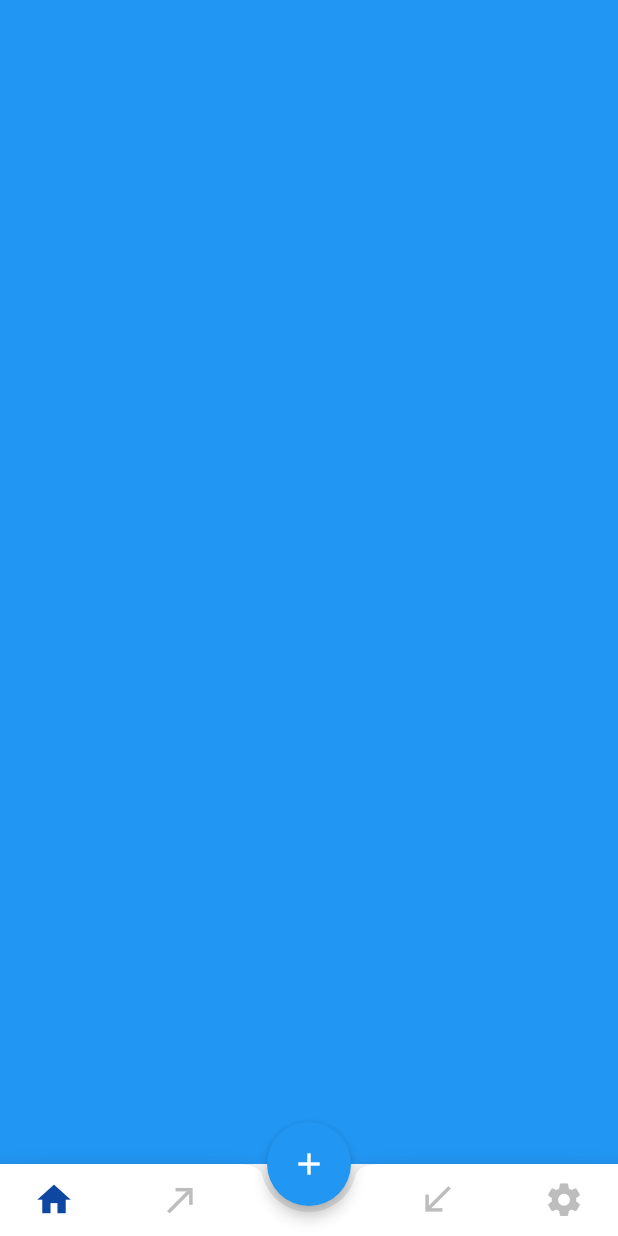
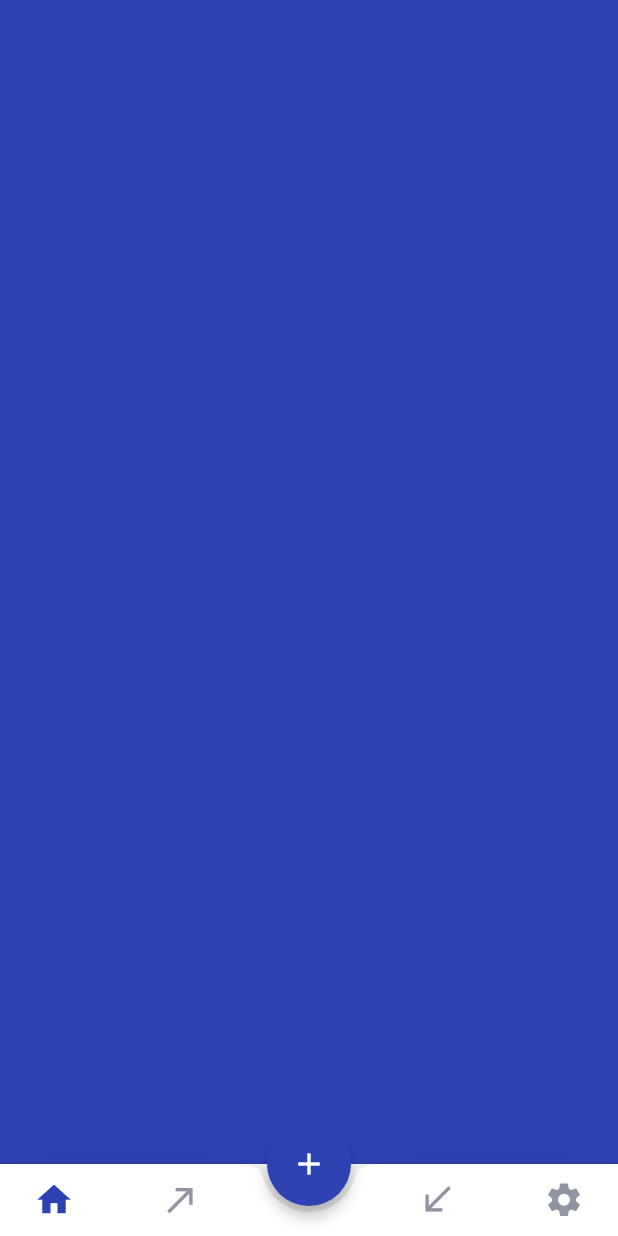
Before and after one commit to dikkisetiawan/diet_journal, a Flutter app: the screen it shows after launch, after a tap on the "add" icon, on a phone screen of 412 x 824 dp. Run offline on Flutter 3.47's test engine with Material 2 defaults, Android fonts, the light colour scheme and no system bars; drawn by our look-alikes of percent_indicator; our stand-ins replace google_fonts.

Commit message:
Coloring styling homepage

```diff
--- a/lib/main.dart
+++ b/lib/main.dart
@@ -1,3 +1,4 @@
+import 'package:diet_journal/screens/theme.dart';
 import 'package:flutter/material.dart';
 
 import 'screens/ui/home_page.dart';
@@ -61,7 +62,7 @@ class NavBarState extends State<NavBar> {
               decoration: BoxDecoration(
                   borderRadius:
                       BorderRadius.circular(clickedCentreFAB ? 0.0 : 300.0),
-                  color: Colors.blue),
+                  color: kPrimaryColor),
             ),
           )
         ],
@@ -69,6 +70,7 @@ class NavBarState extends State<NavBar> {
       floatingActionButtonLocation: FloatingActionButtonLocation
           .centerDocked, //specify the location of the FAB
       floatingActionButton: FloatingActionButton(
+        backgroundColor: kPrimaryColor,
         onPressed: () {
           setState(() {
             clickedCentreFAB =
@@ -83,9 +85,10 @@ class NavBarState extends State<NavBar> {
         ),
       ),
       bottomNavigationBar: BottomAppBar(
+        elevation: 10.0,
         shape: const CircularNotchedRectangle(),
         //color of the BottomAppBar
-        color: Colors.white,
+        color: kWhiteColor,
         child: Container(
           margin: const EdgeInsets.only(left: 12.0, right: 12.0),
           child: Row(
@@ -101,9 +104,7 @@ class NavBarState extends State<NavBar> {
                 icon: Icon(
                   Icons.home,
                   //darken the icon if it is selected or else give it a different color
-                  color: selectedIndex == 0
-                      ? Colors.blue.shade900
-                      : Colors.grey.shade400,
+                  color: selectedIndex == 0 ? kPrimaryColor : kGreyColor,
                 ),
               ),
               IconButton(
@@ -113,9 +114,7 @@ class NavBarState extends State<NavBar> {
                 iconSize: 27.0,
                 icon: Icon(
                   Icons.call_made,
-                  color: selectedIndex == 1
-                      ? Colors.blue.shade900
-                      : Colors.grey.shade400,
+                  color: selectedIndex == 1 ? kPrimaryColor : kGreyColor,
                 ),
               ),
               //to leave space in between the bottom app bar items and below the FAB
@@ -129,9 +128,7 @@ class NavBarState extends State<NavBar> {
                 iconSize: 27.0,
                 icon: Icon(
                   Icons.call_received,
-                  color: selectedIndex == 2
-                      ? Colors.blue.shade900
-                      : Colors.grey.shade400,
+                  color: selectedIndex == 2 ? kPrimaryColor : kGreyColor,
                 ),
               ),
               IconButton(
@@ -141,9 +138,7 @@ class NavBarState extends State<NavBar> {
                 iconSize: 27.0,
                 icon: Icon(
                   Icons.settings,
-                  color: selectedIndex == 3
-                      ? Colors.blue.shade900
-                      : Colors.grey.shade400,
+                  color: selectedIndex == 3 ? kPrimaryColor : kGreyColor,
                 ),
               ),
             ],
--- a/lib/screens/theme.dart
+++ b/lib/screens/theme.dart
@@ -45,3 +45,15 @@ TextStyle buttonTextStyle =
 const defaultCircular = 15.0;
 const defaultTopLeftCircular = 100.0;
 const defaultMargin = 30.0;
+
+BoxShadow kShadow = BoxShadow(
+    blurRadius: 7.0,
+    color: Colors.grey.withOpacity(0.2),
+    spreadRadius: 5.0,
+    offset: Offset(0, 4));
+
+const kBorderRadius = BorderRadius.only(
+    bottomLeft: Radius.circular(10.0),
+    topLeft: Radius.circular(10.0),
+    bottomRight: Radius.circular(10.0),
+    topRight: Radius.circular(100.0));
--- a/lib/screens/ui/home_page.dart
+++ b/lib/screens/ui/home_page.dart
@@ -1,3 +1,5 @@
+import 'dart:ui';
+
 import '/screens/theme.dart';
 import 'package:flutter/material.dart';
 import 'package:percent_indicator/percent_indicator.dart';
@@ -70,20 +72,8 @@ Widget statContainer() {
     margin: const EdgeInsets.only(
         bottom: defaultMargin, left: defaultMargin, right: defaultMargin),
     padding: const EdgeInsets.all(defaultMargin),
-    decoration: const BoxDecoration(
-        boxShadow: [
-          BoxShadow(
-              blurRadius: 10,
-              color: Colors.grey,
-              spreadRadius: 0.0,
-              offset: Offset.zero)
-        ],
-        color: Colors.white,
-        borderRadius: BorderRadius.only(
-            bottomLeft: Radius.circular(defaultCircular),
-            topLeft: Radius.circular(defaultCircular),
-            bottomRight: Radius.circular(defaultCircular),
-            topRight: Radius.circular(defaultTopLeftCircular))),
+    decoration: BoxDecoration(
+        boxShadow: [kShadow], color: Colors.white, borderRadius: kBorderRadius),
     child: Column(
       children: [
         Row(
@@ -91,7 +81,7 @@ Widget statContainer() {
             Column(
               children: [eatenWidget(), eatenWidget()],
             ),
-            Spacer(),
+            const Spacer(),
             circularIndicator()
           ],
         ),
@@ -225,55 +215,98 @@ Widget mealListCategory() {
   return Container(
     height: 280,
     child: ListView(
+      physics: BouncingScrollPhysics(),
       scrollDirection: Axis.horizontal,
       children: [
-        mealCategoryItem(),
-        mealCategoryItem(),
-        mealCategoryItem(),
-        mealCategoryItem()
+        mealCategoryItem(
+            title: 'Breakfast',
+            description: 'Bread, Peanut Butter, Apple',
+            number: 525,
+            colors: [kOrangeColor, Colors.orange.shade200]),
+        mealCategoryItem(
+            title: 'Lunch',
+            description: 'Salmon, Mixed Veggies,Avocado',
+            number: 602,
+            colors: [kPrimaryColor, Colors.lightBlueAccent.shade200]),
+        mealCategoryItem(
+            title: 'Snack',
+            description: 'Recommended 800 ',
+            number: 602,
+            colors: [kSecondaryColor, Colors.pinkAccent.shade200]),
       ],
     ),
   );
 }
 
-Widget mealCategoryItem() {
-  return Stack(children: [
+Widget mealCategoryItem(
+    {required String title,
+    required String description,
+    required int number,
+    required List<Color> colors}) {
+  return Stack(
+    children: [
       Container(
         width: 140,
-      margin:
-          const EdgeInsets.only(top: 30, bottom: 20, left: defaultMargin - 10),
-      padding: const EdgeInsets.all(30.0),
-      decoration: const BoxDecoration(
-          boxShadow: [
-            BoxShadow(
-                blurRadius: 10,
-                color: Colors.grey,
-                spreadRadius: 0.0,
-                offset: Offset.zero)
-          ],
-          color: Colors.orangeAccent,
-          borderRadius: BorderRadius.only(
-              bottomLeft: Radius.circular(10.0),
-              topLeft: Radius.circular(10.0),
-              bottomRight: Radius.circular(10.0),
-              topRight: Radius.circular(100.0))),
+        margin: const EdgeInsets.only(
+            top: defaultMargin,
+            bottom: defaultMargin,
+            left: defaultMargin - 10),
+        decoration: BoxDecoration(
+            boxShadow: [kShadow],
+            gradient: LinearGradient(
+                begin: Alignment.bottomRight,
+                end: Alignment.topLeft,
+                colors: colors),
+            borderRadius: kBorderRadius),
+        child: Stack(
+          children: [
+            Positioned(
+                top: -60,
+                left: -50,
+                //positioned helps to position widget wherever we want.
+                //position of the widget
+                child: Container(
+                    height: 120,
+                    width: 120,
+                    decoration: BoxDecoration(
+                        shape: BoxShape.circle,
+                        color: kWhiteColor
+                            .withOpacity(0.3) //background color with opacity
+                        ))),
+            Padding(
+              padding: const EdgeInsets.all(defaultMargin - 10),
               child: Column(
                 mainAxisAlignment: MainAxisAlignment.end,
                 crossAxisAlignment: CrossAxisAlignment.start,
                 children: [
                   Spacer(
-            flex: 2,
+                    flex: 5,
                   ),
-          Text('Breakfast'),
+                  Text(
+                    title,
+                    style: whiteTextStyle.copyWith(
+                        fontWeight: extraBold, fontSize: 20),
+                  ),
                   Spacer(),
-          Text('Bread, Peanut Butter,  Apple'),
+                  Text(
+                    description,
+                    style: whiteTextStyle,
+                  ),
                   Spacer(),
-          Text('525kcal')
+                  Text(
+                    number.toString(),
+                    style: whiteTextStyle.copyWith(
+                        fontWeight: extraBold, fontSize: 30),
+                  )
+                ],
+              ),
+            )
           ],
         ),
       ),
-    Positioned(width: 150, child: FlutterLogo(size: 50)),
-  ]);
+      Positioned(top: -5, left: 20, child: FlutterLogo(size: 70)),
+    ],
+  );
 }
 
 class _HomePageState extends State<HomePage> {
@@ -284,6 +317,7 @@ class _HomePageState extends State<HomePage> {
         backgroundColor: Colors.grey[200],
         appBar: myAppBar(),
         body: ListView(
+            physics: BouncingScrollPhysics(),
             padding: const EdgeInsets.symmetric(vertical: 10.0),
             children: [
               titleDivider('Mediterranean diet', 'Details'),
```
Lines whose indentation alone changed are shown as unchanged.
